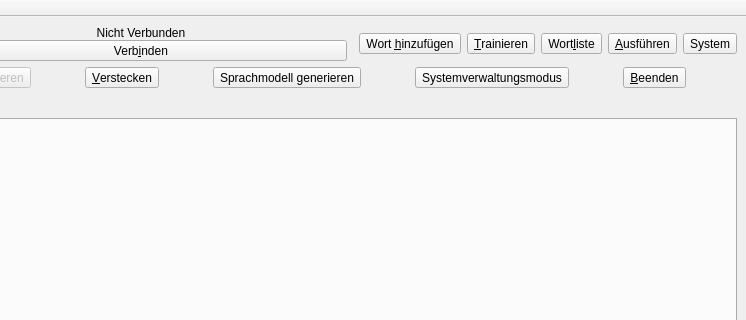
Above: src/main.ui from KDE/simon before the change; both pictures show x 93 to 839 and y 0 to 320 of the 839 by 696 pixel window. Below: the same form after it.
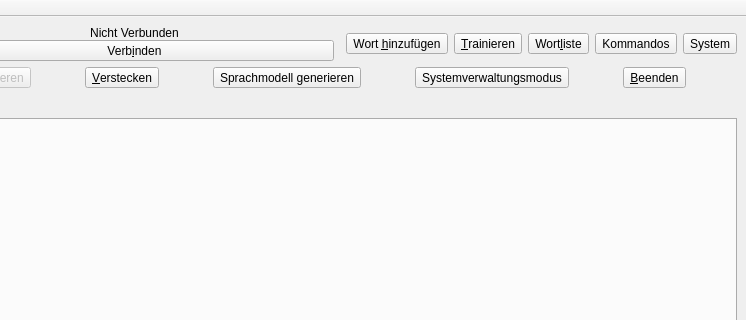
That is the form after the change. Icons and pictures are not drawn. Custom widgets are drawn as their Qt base class.

Patch:
```diff
--- a/src/main.ui
+++ b/src/main.ui
@@ -29,9 +29,9 @@
    <property name="geometry" >
     <rect>
      <x>0</x>
-     <y>15</y>
+     <y>12</y>
      <width>839</width>
-     <height>666</height>
+     <height>672</height>
     </rect>
    </property>
    <layout class="QVBoxLayout" >
@@ -239,7 +239,7 @@
          <string>Ausführen von definierten Aktionen</string>
         </property>
         <property name="text" >
-         <string>&amp;Ausführen</string>
+         <string>Kommandos</string>
         </property>
         <property name="icon" >
          <iconset resource="../other_icons.qrc" >
```
Left out of the diff: 60 changed lines with no effect on the pictures.
